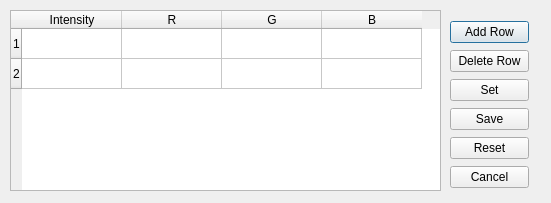
This is dialog_tfn.ui in girishramlugun/VolumeViewer as Qt 5 draws it before an edit. The edited form follows.
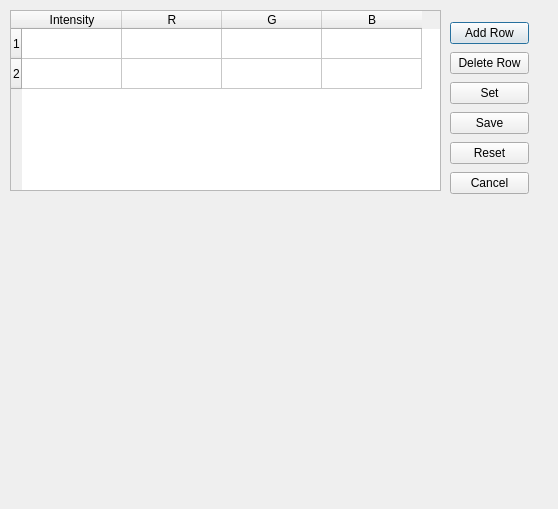
This is the edited form.

Diff of the .ui file:
```diff
--- a/dialog_tfn.ui
+++ b/dialog_tfn.ui
@@ -6,8 +6,8 @@
    <rect>
     <x>0</x>
     <y>0</y>
-    <width>551</width>
-    <height>203</height>
+    <width>558</width>
+    <height>509</height>
    </rect>
   </property>
   <property name="windowTitle">
@@ -59,7 +59,7 @@
      <x>450</x>
      <y>20</y>
      <width>79</width>
-     <height>170</height>
+     <height>182</height>
     </rect>
    </property>
    <layout class="QVBoxLayout" name="verticalLayout">
@@ -107,18 +107,15 @@
     </item>
    </layout>
   </widget>
-  <widget class="QLabel" name="label">
+  <widget class="QWidget" name="Plot" native="true">
    <property name="geometry">
     <rect>
-     <x>50</x>
-     <y>230</y>
-     <width>331</width>
-     <height>181</height>
+     <x>10</x>
+     <y>220</y>
+     <width>431</width>
+     <height>281</height>
     </rect>
    </property>
-   <property name="text">
-    <string/>
-   </property>
   </widget>
  </widget>
  <resources/>
```
